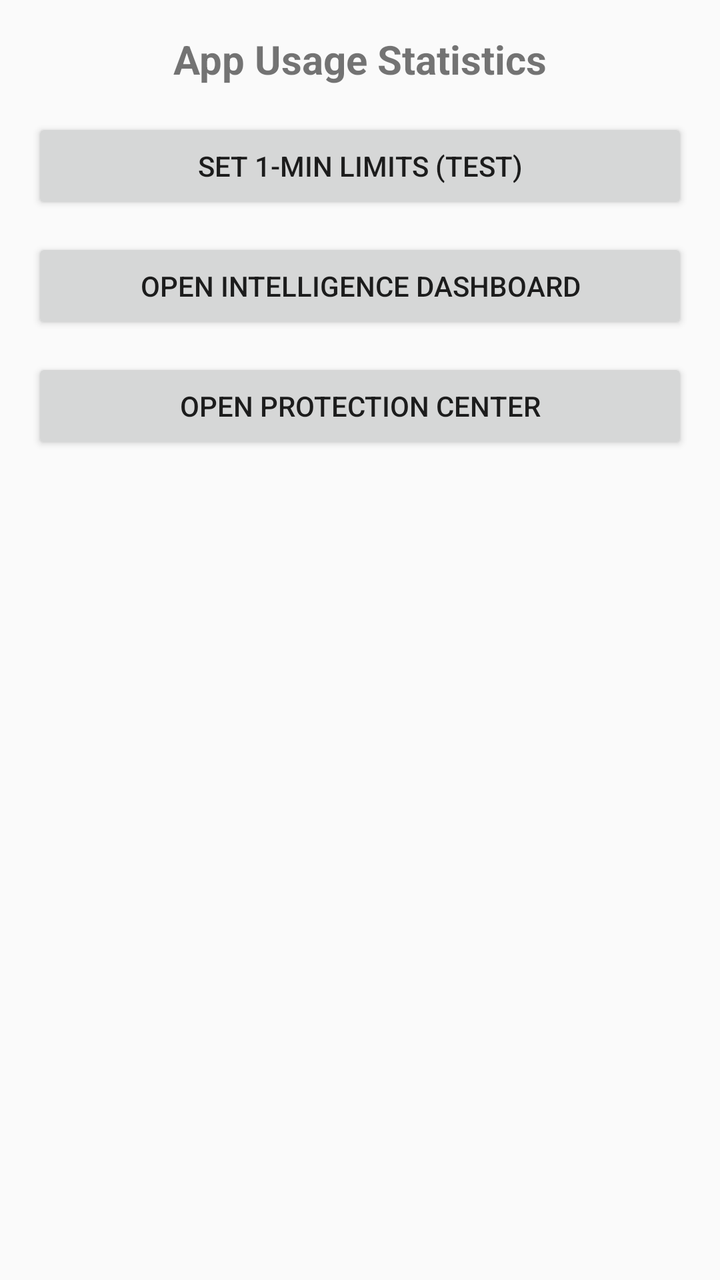
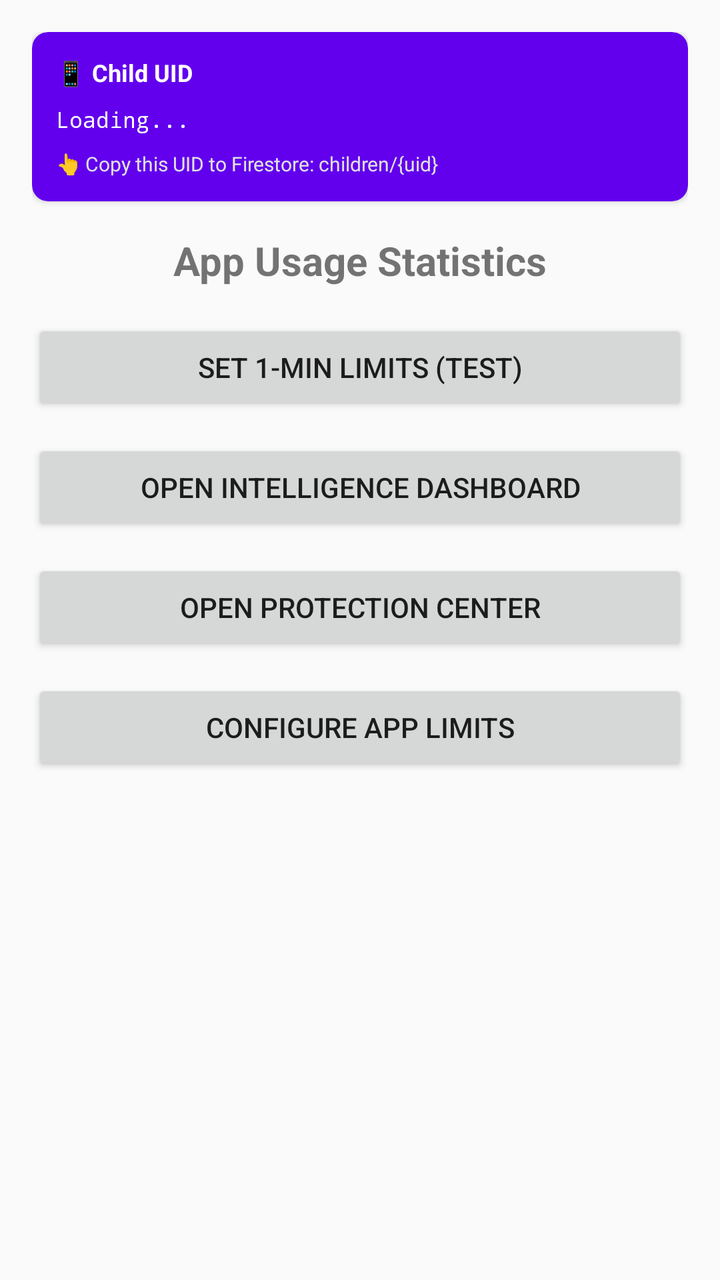

Screens rendered from an Android XML layout before and after an edit, with the pre-edit source and the edit as a unified diff.
<!-- AndroidManifest.xml: application theme Theme.AppCompat.Light.NoActionBar -->
<!-- res/layout/activity_main.xml -->
<?xml version="1.0" encoding="utf-8"?>
<LinearLayout xmlns:android="http://schemas.android.com/apk/res/android"
    android:layout_width="match_parent"
    android:layout_height="match_parent"
    android:orientation="vertical"
    android:padding="16dp">

    <TextView
        android:layout_width="match_parent"
        android:layout_height="wrap_content"
        android:text="App Usage Statistics"
        android:textSize="20sp"
        android:textStyle="bold"
        android:gravity="center"
        android:paddingBottom="16dp" />

    <Button
        android:id="@+id/setLimitButton"
        android:layout_width="match_parent"
        android:layout_height="wrap_content"
        android:text="Set 1-Min Limits (Test)" />

    <Button
        android:id="@+id/openIntelligenceDashboardButton"
        android:layout_width="match_parent"
        android:layout_height="wrap_content"
        android:text="Open Intelligence Dashboard"
        android:layout_marginTop="12dp" />

    <Button
        android:id="@+id/openProtectionCenterButton"
        android:layout_width="match_parent"
        android:layout_height="wrap_content"
        android:text="Open Protection Center"
        android:layout_marginTop="12dp" />

    <androidx.recyclerview.widget.RecyclerView
        android:id="@+id/usageRecyclerView"
        android:layout_width="match_parent"
        android:layout_height="match_parent" />

</LinearLayout>
<!-- resources referenced by this layout -->
<resources>

</resources>

<!-- the commit's change to res/layout/activity_main.xml (unified diff, before → after) -->
@@ -4,6 +4,54 @@
     android:layout_height="match_parent"
     android:orientation="vertical"
     android:padding="16dp">
+
+    
+    <androidx.cardview.widget.CardView
+        android:layout_width="match_parent"
+        android:layout_height="wrap_content"
+        android:layout_marginBottom="16dp"
+        android:elevation="4dp"
+        xmlns:app="http://schemas.android.com/apk/res-auto"
+        app:cardCornerRadius="8dp"
+        app:cardBackgroundColor="#FF6200EE">
+
+        <LinearLayout
+            android:layout_width="match_parent"
+            android:layout_height="wrap_content"
+            android:orientation="vertical"
+            android:padding="12dp">
+
+            <TextView
+                android:layout_width="match_parent"
+                android:layout_height="wrap_content"
+                android:text="📱 Child UID"
+                android:textColor="#FFFFFF"
+                android:textSize="12sp"
+                android:textStyle="bold"
+                android:paddingBottom="4dp" />
+
+            <TextView
+                android:id="@+id/txtChildUid"
+                android:layout_width="match_parent"
+                android:layout_height="wrap_content"
+                android:text="Loading..."
+                android:textColor="#FFFFFF"
+                android:textSize="11sp"
+                android:fontFamily="monospace"
+                android:paddingVertical="4dp"
+                android:textIsSelectable="true" />
+
+            <TextView
+                android:layout_width="match_parent"
+                android:layout_height="wrap_content"
+                android:text="👆 Copy this UID to Firestore: children/{uid}"
+                android:textColor="#E0E0E0"
+                android:textSize="10sp"
+                android:paddingTop="4dp" />
+
+        </LinearLayout>
+
+    </androidx.cardview.widget.CardView>
 
     <TextView
         android:layout_width="match_parent"
@@ -34,6 +82,13 @@
         android:text="Open Protection Center"
         android:layout_marginTop="12dp" />
 
+    <Button
+        android:id="@+id/btnSetLimits"
+        android:layout_width="match_parent"
+        android:layout_height="wrap_content"
+        android:text="Configure App Limits"
+        android:layout_marginTop="12dp" />
+
     <androidx.recyclerview.widget.RecyclerView
         android:id="@+id/usageRecyclerView"
         android:layout_width="match_parent"
